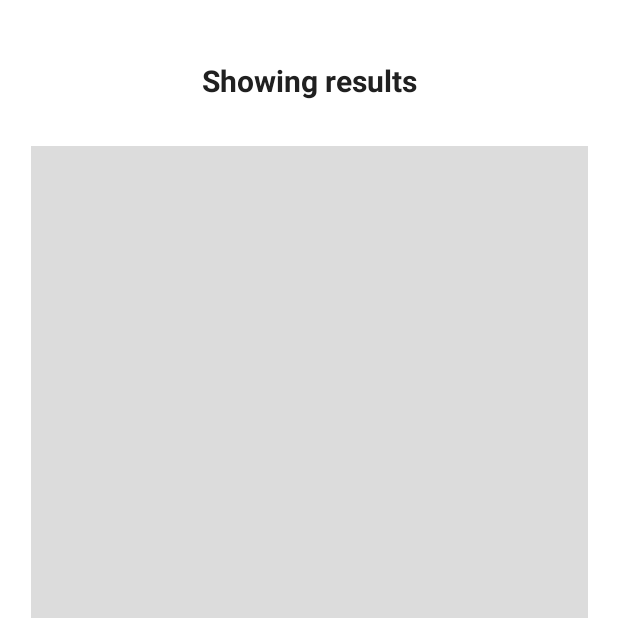
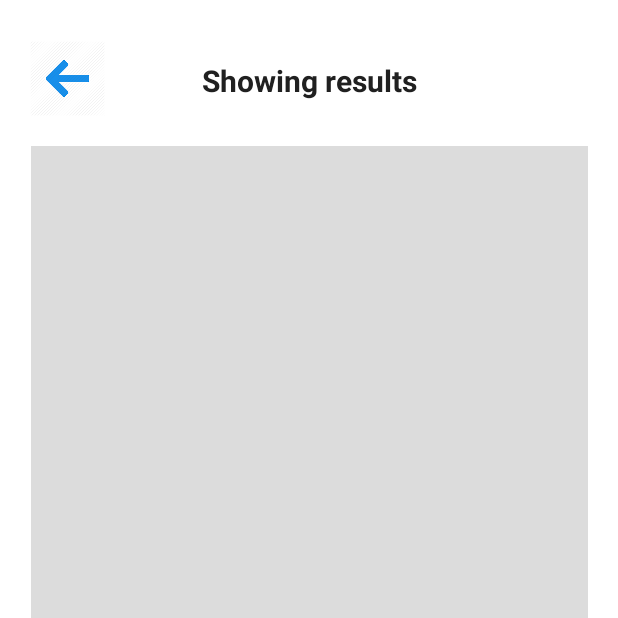
Before and after one commit to sumitdesai1997/androidFinalProject_BusTicketBooking, an Android app: the ShowingResults screen opened directly, with no data from a screen before it, after a tap on "PRICE: HIGH TO LOW", on a phone screen of 412 x 824 dp, the top half of it. Run offline under Robolectric (Android 15) with nearby library versions, the light colour scheme and no system bars.

Commit message:
Back button added

```diff
--- a/app/src/main/java/com/example/androidfinalproject_busbooking/BusDetail.java
+++ b/app/src/main/java/com/example/androidfinalproject_busbooking/BusDetail.java
@@ -95,7 +95,7 @@ public class BusDetail extends AppCompatActivity {
                // changing final price
                service = 0;
                finalPrice = (SearchBus.currentBus.price * progress);
-               tvFinalPrice.setText("$"+finalPrice);
+               tvFinalPrice.setText("$"+String.format("%.2f",finalPrice));
             }
 
             @Override
@@ -155,7 +155,7 @@ public class BusDetail extends AppCompatActivity {
 
             // adding service value to final ticket price
             finalPrice += service;
-            tvFinalPrice.setText("$"+finalPrice);
+            tvFinalPrice.setText("$"+String.format("%.2f",finalPrice));
         }
     }
 
--- a/app/src/main/java/com/example/androidfinalproject_busbooking/ShowingResults.java
+++ b/app/src/main/java/com/example/androidfinalproject_busbooking/ShowingResults.java
@@ -7,6 +7,7 @@ import android.os.Bundle;
 import android.view.View;
 import android.widget.AdapterView;
 import android.widget.Button;
+import android.widget.ImageView;
 import android.widget.ListView;
 
 import java.util.Collections;
@@ -15,6 +16,7 @@ import java.util.Comparator;
 public class ShowingResults extends AppCompatActivity {
 
     ListView lvBus;
+    ImageView imgBack1;
     Button btnHighToLow, btnLowToHigh;
     public static BusAdapter busAdapter;
 
@@ -24,6 +26,7 @@ public class ShowingResults extends AppCompatActivity {
         setContentView(R.layout.activity_showing_results);
 
         lvBus = findViewById(R.id.lvBus);
+        imgBack1 = findViewById(R.id.imgBack1);
         btnHighToLow = findViewById(R.id.btnLowToHigh);
         btnLowToHigh = findViewById(R.id.btnHighToLow);
 
@@ -39,8 +42,12 @@ public class ShowingResults extends AppCompatActivity {
             }
         });
 
+        int imgBack1Id = getResources().getIdentifier("back","mipmap",getPackageName());
+        imgBack1.setImageResource(imgBack1Id);
+
         btnLowToHigh.setOnClickListener(new ButtonEvents());
         btnHighToLow.setOnClickListener(new ButtonEvents());
+        imgBack1.setOnClickListener(new ButtonEvents());
     }
 
     private class ButtonEvents implements  View.OnClickListener{
@@ -55,7 +62,7 @@ public class ShowingResults extends AppCompatActivity {
                     }
                 });
                 lvBus.setAdapter(busAdapter);
-            }else{
+            }else if(v.getId() == R.id.btnLowToHigh){
                 Collections.sort(SearchBus.busList, new Comparator<Bus>() {
                     @Override
                     public int compare(Bus bus1, Bus bus2) {
@@ -63,6 +70,9 @@ public class ShowingResults extends AppCompatActivity {
                     }
                 });
                 lvBus.setAdapter(busAdapter);
+            }else{
+                Intent intent = new Intent(getBaseContext(), SearchBus.class);
+                startActivity(intent);
             }
         }
     }
--- a/app/src/main/res/layout/activity_showing_results.xml
+++ b/app/src/main/res/layout/activity_showing_results.xml
@@ -61,5 +61,15 @@
             app:layout_constraintStart_toEndOf="@+id/btnHighToLow"
             app:layout_constraintTop_toBottomOf="@+id/lvBus" />
 
+        <ImageView
+            android:id="@+id/imgBack1"
+            android:layout_width="50dp"
+            android:layout_height="50dp"
+            android:layout_marginStart="20dp"
+            android:layout_marginTop="27dp"
+            app:layout_constraintStart_toStartOf="parent"
+            app:layout_constraintTop_toTopOf="parent"
+            tools:srcCompat="@tools:sample/avatars" />
+
     </androidx.constraintlayout.widget.ConstraintLayout>
 </ScrollView>
```
